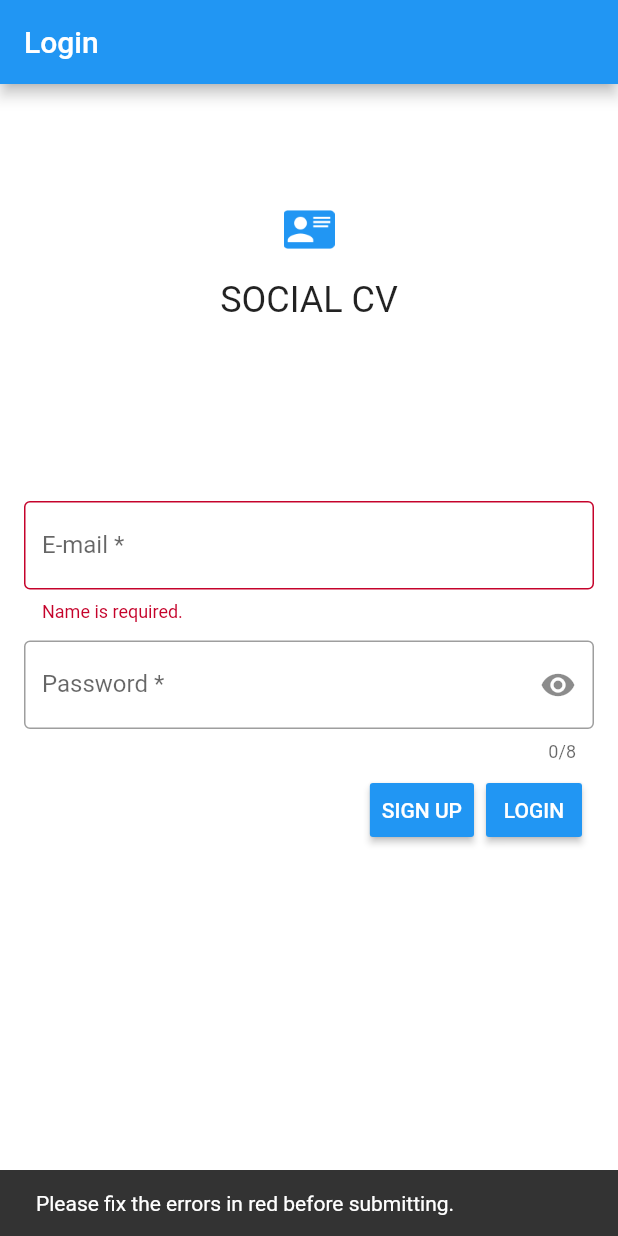
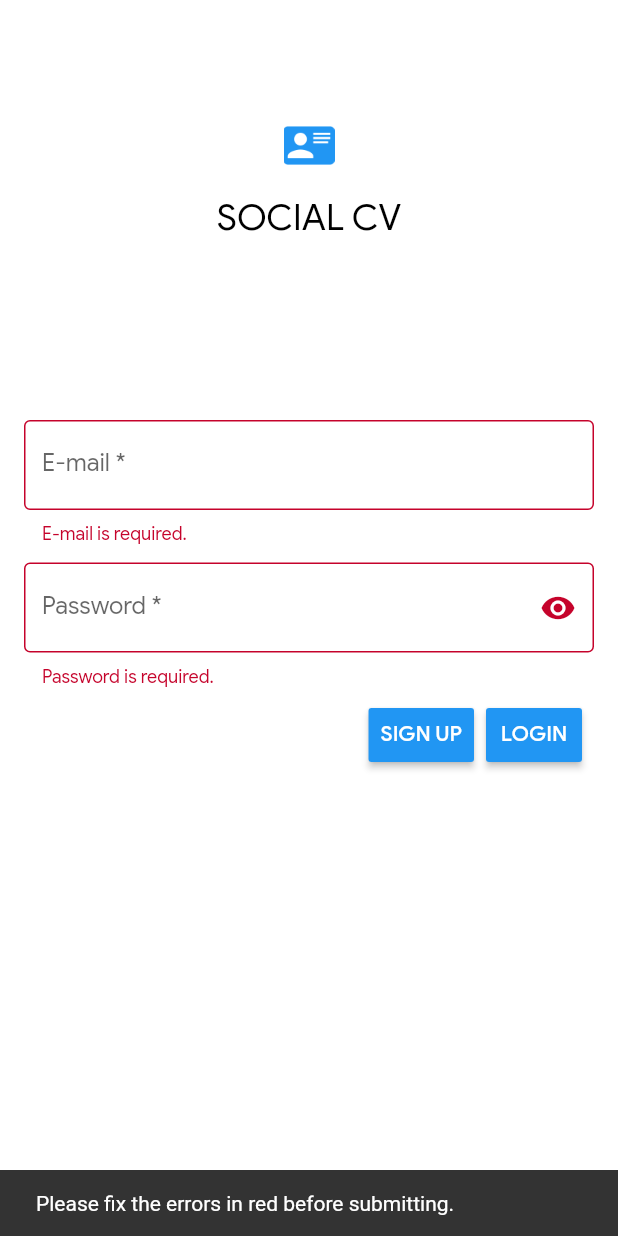
Before and after one commit to axellebot/SocialCV-Client-Flutter, a Flutter app: the screen it shows after launch, after a tap on "LOGIN", on a phone screen of 412 x 824 dp. Run offline on Flutter 3.47's test engine with Material 2 defaults, Android fonts, the phone set to English and light mode, and no system bars; generated files the repository leaves out were written again.

Commit message:
[TASK] Edited styles
- Added fonts
- Edit images path
- Extract password widget
- Edited app theme

```diff
--- a/lib/app.dart
+++ b/lib/app.dart
@@ -2,8 +2,8 @@ import 'package:flutter/material.dart';
 import 'package:flutter/services.dart';
 
 import 'colors.dart';
-import 'pages/login_page.dart';
-import 'pages/home_page.dart';
+import 'package:cv/pages/login_page.dart';
+import 'package:cv/pages/home_page.dart';
 
 class CVApp extends StatefulWidget {
   @override
@@ -50,11 +50,44 @@ ThemeData _buildCVTheme() {
     buttonTheme: ButtonThemeData(
       textTheme: ButtonTextTheme.accent,
     ),
-//    primaryIconTheme: base.iconTheme.copyWith(color: kShrineBrown900),
-//    inputDecorationTheme: InputDecorationTheme(border: CutCornersBorder()),
-//    textTheme: _buildShrineTextTheme(base.textTheme),
-//    primaryTextTheme: _buildShrineTextTheme(base.primaryTextTheme),
-//    accentTextTheme: _buildShrineTextTheme(base.accentTextTheme),
-//    iconTheme: _customIconTheme(base.iconTheme),
+    primaryIconTheme: base.iconTheme.copyWith(color: kCVBlue),
+    inputDecorationTheme: InputDecorationTheme(
+      border: OutlineInputBorder(),
+    ),
+    textTheme: _buildCVTextTheme(base.textTheme),
+    primaryTextTheme: _buildCVTextTheme(base.primaryTextTheme),
+    accentTextTheme: _buildCVTextTheme(base.accentTextTheme),
+    iconTheme: _customIconTheme(base.iconTheme),
   );
 }
+
+IconThemeData _customIconTheme(IconThemeData original) {
+  return original.copyWith(color: kCVBlue);
+}
+
+TextTheme _buildCVTextTheme(TextTheme base) {
+  return base
+      .copyWith(
+        headline: base.headline.copyWith(
+          fontWeight: FontWeight.w500,
+        ),
+        title: base.title.copyWith(
+          fontSize: 18.0,
+        ),
+        caption: base.caption.copyWith(
+          fontWeight: FontWeight.w400,
+          fontSize: 14.0,
+        ),
+        body2: base.body2.copyWith(
+          fontWeight: FontWeight.w500,
+          fontSize: 16.0,
+        ),
+        button: base.button.copyWith(
+            fontWeight: FontWeight.w500, fontSize: 14.0, color: kCVWhite),
+      )
+      .apply(
+        fontFamily: 'Google Sans',
+        displayColor: kCVBlack,
+        bodyColor: kCVBlack,
+      );
+}
--- a/lib/colors.dart
+++ b/lib/colors.dart
@@ -1,16 +1,14 @@
 import 'package:flutter/material.dart';
 
-// Blue
+// Basics
 const kCVBlue = Colors.blue;
-
-// Orange
 const kCVOrange = Colors.deepOrange;
-
-// Ping
 const kCVPink = const Color(0xFFFEDBD0);
+const kCVWhite = const Color(0xFFFFFFFF);
+const kCVBlack = const Color(0xFF000000);
 
 // Background
-const kCVBackgroundWhite = Colors.white;
+const kCVBackgroundWhite = const Color(0xFFFFFFFF);
 
 //Misc
 const kCVErrorRed = const Color(0xFFC5032B);
--- a/lib/pages/login_page.dart
+++ b/lib/pages/login_page.dart
@@ -1,5 +1,6 @@
 import 'dart:async';
 
+import 'package:cv/widgets/password_form_field.dart';
 import 'package:flutter/material.dart';
 
 class LoginPage extends StatefulWidget {
@@ -8,60 +9,6 @@ class LoginPage extends StatefulWidget {
 
   @override
   _LoginPageState createState() => new _LoginPageState();
-}
-
-class PasswordField extends StatefulWidget {
-  const PasswordField({
-    this.fieldKey,
-    this.hintText,
-    this.labelText,
-    this.helperText,
-    this.onSaved,
-    this.validator,
-    this.onFieldSubmitted,
-  });
-
-  final Key fieldKey;
-  final String hintText;
-  final String labelText;
-  final String helperText;
-  final FormFieldSetter<String> onSaved;
-  final FormFieldValidator<String> validator;
-  final ValueChanged<String> onFieldSubmitted;
-
-  @override
-  _PasswordFieldState createState() => _PasswordFieldState();
-}
-
-class _PasswordFieldState extends State<PasswordField> {
-  bool _obscureText = true;
-
-  @override
-  Widget build(BuildContext context) {
-    return TextFormField(
-      key: widget.fieldKey,
-      obscureText: _obscureText,
-      maxLength: 8,
-      onSaved: widget.onSaved,
-      validator: widget.validator,
-      onFieldSubmitted: widget.onFieldSubmitted,
-      decoration: InputDecoration(
-        border: const OutlineInputBorder(),
-        filled: false,
-        hintText: widget.hintText,
-        labelText: widget.labelText,
-        helperText: widget.helperText,
-        suffixIcon: GestureDetector(
-          onTap: () {
-            setState(() {
-              _obscureText = !_obscureText;
-            });
-          },
-          child: Icon(_obscureText ? Icons.visibility : Icons.visibility_off),
-        ),
-      ),
-    );
-  }
 }
 
 class _LoginPageState extends State<LoginPage> {
@@ -94,10 +41,16 @@ class _LoginPageState extends State<LoginPage> {
 
   String _validateEmail(String value) {
     _formWasEdited = true;
-    if (value.isEmpty) return 'Name is required.';
+    if (value.isEmpty) return 'E-mail is required.';
     final RegExp nameExp =
         RegExp(r'^([a-zA-Z0-9_\-\.]+)@([a-zA-Z0-9_\-\.]+)\.([a-zA-Z]{2,5})$');
     if (!nameExp.hasMatch(value)) return 'Please enter a real e-mail.';
+    return null;
+  }
+
+  String _validatePassword(String value) {
+    _formWasEdited = true;
+    if (value.isEmpty) return 'Password is required.';
     return null;
   }
 
@@ -135,9 +88,6 @@ class _LoginPageState extends State<LoginPage> {
   Widget build(BuildContext context) {
     return new Scaffold(
       key: _scaffoldKey,
-      appBar: AppBar(
-        title: const Text('Login'),
-      ),
       body: SafeArea(
         top: false,
         bottom: false,
@@ -153,7 +103,7 @@ class _LoginPageState extends State<LoginPage> {
                 SizedBox(height: 80.0),
                 Column(
                   children: <Widget>[
-                    Image.asset('assets/account_card_details-blue.png'),
+                    Image.asset('images/account_card_details-blue.png'),
                     SizedBox(height: 16.0),
                     Text(
                       'SOCIAL CV',
@@ -161,24 +111,21 @@ class _LoginPageState extends State<LoginPage> {
                     ),
                   ],
                 ),
-                SizedBox(height: 120.0),
+                const SizedBox(height: 120.0),
                 TextFormField(
                   keyboardType: TextInputType.emailAddress,
                   validator: _validateEmail,
                   decoration: const InputDecoration(
-                    border: OutlineInputBorder(),
                     hintText: 'username@example.com',
                     labelText: 'E-mail *',
                   ),
                   maxLines: 1,
                 ),
                 const SizedBox(height: 12.0),
-                PasswordField(
+                PasswordFormField(
                   fieldKey: _passwordFieldKey,
+                  validator: _validatePassword,
                   labelText: 'Password *',
-                  onFieldSubmitted: (String value) {
-                    setState(() {});
-                  },
                 ),
                 ButtonBar(
                   children: <Widget>[
--- a/lib/services/local_data_repository.dart
+++ b/lib/services/local_data_repository.dart
@@ -14,7 +14,7 @@ class LocalDataRepository implements IDataRepository {
 
   Future loadCV({force: false}) async {
     if (!force && jsonCV != null) return Future.value(null);
-    return rootBundle.loadString('assets/data/cv.json').then((value) {
+    return rootBundle.loadString('images/data/cv.json').then((value) {
       jsonCV = json.decode(value);
     });
   }
--- /dev/null
+++ b/lib/widgets/password_form_field.dart
@@ -0,0 +1,55 @@
+import 'package:flutter/material.dart';
+
+class PasswordFormField extends StatefulWidget {
+  const PasswordFormField({
+    this.fieldKey,
+    this.maxLength,
+    this.hintText,
+    this.labelText,
+    this.helperText,
+    this.onSaved,
+    this.validator,
+    this.onFieldSubmitted,
+  });
+
+  final Key fieldKey;
+  final int maxLength;
+  final String hintText;
+  final String labelText;
+  final String helperText;
+  final FormFieldSetter<String> onSaved;
+  final FormFieldValidator<String> validator;
+  final ValueChanged<String> onFieldSubmitted;
+
+  @override
+  _PasswordFormFieldState createState() => _PasswordFormFieldState();
+}
+
+class _PasswordFormFieldState extends State<PasswordFormField> {
+  bool _obscureText = true;
+
+  @override
+  Widget build(BuildContext context) {
+    return TextFormField(
+      key: widget.fieldKey,
+      obscureText: _obscureText,
+      maxLength: widget.maxLength,
+      onSaved: widget.onSaved,
+      validator: widget.validator,
+      onFieldSubmitted: widget.onFieldSubmitted,
+      decoration: InputDecoration(
+        hintText: widget.hintText,
+        labelText: widget.labelText,
+        helperText: widget.helperText,
+        suffixIcon: GestureDetector(
+          onTap: () {
+            setState(() {
+              _obscureText = !_obscureText;
+            });
+          },
+          child: Icon(_obscureText ? Icons.visibility : Icons.visibility_off),
+        ),
+      ),
+    );
+  }
+}
```
Also changed, not shown: pubspec.yaml (+10 -24 lines), fonts/GoogleSans-Bold.ttf (added), fonts/GoogleSans-Medium.ttf (added), fonts/GoogleSans-Regular.ttf (added), images/2.0x/account_card_details-blue.png (renamed from assets/2.0x/account_card_details-blue.png), images/2.0x/account_card_details-white.png (renamed from assets/2.0x/account_card_details-white.png), images/3.0x/account_card_details-blue.png (renamed from assets/3.0x/account_card_details-blue.png), images/3.0x/account_card_details-white.png (renamed from assets/3.0x/account_card_details-white.png), images/account_card_details-blue.png (renamed from assets/account_card_details-blue.png), images/account_card_details-white.png (renamed from assets/account_card_details-white.png), 1 other file.
